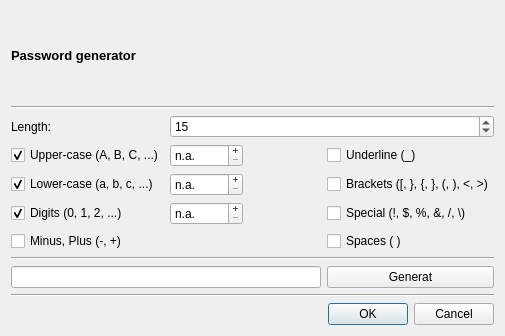
The window that src/guiQt/DialogPasswordGenerator.ui (joda01/mypasswords) describes before a commit, drawn with Qt 5.
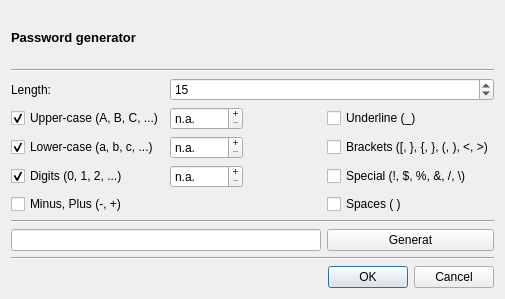
The same window after the commit.

Patch:
```diff
--- a/src/guiQt/DialogPasswordGenerator.ui
+++ b/src/guiQt/DialogPasswordGenerator.ui
@@ -7,7 +7,7 @@
     <x>0</x>
     <y>0</y>
     <width>505</width>
-    <height>336</height>
+    <height>299</height>
    </rect>
   </property>
   <property name="mouseTracking">
```
